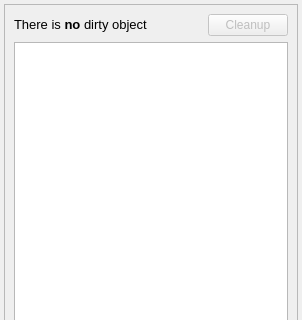
Above: src/Docks/DirtyDock.ui from openstreetmap/merkaartor before the change; both pictures show x 0 to 302 and y 0 to 320 of the 302 by 459 pixel window. Below: the same form after it.
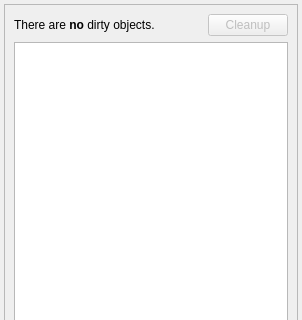
That is the form after the change.

Commit message:
Removed the huge HTML blobs from UI strings.
They were not that useful, and mess in translations. I replaced them
with good alternatives.

What changed in the file:
```diff
--- a/src/Docks/DirtyDock.ui
+++ b/src/Docks/DirtyDock.ui
@@ -34,11 +34,7 @@
         <item>
          <widget class="QLabel" name="label">
           <property name="text">
-           <string>&lt;!DOCTYPE HTML PUBLIC &quot;-//W3C//DTD HTML 4.0//EN&quot; &quot;http://www.w3.org/TR/REC-html40/strict.dtd&quot;&gt;
-&lt;html&gt;&lt;head&gt;&lt;meta name=&quot;qrichtext&quot; content=&quot;1&quot; /&gt;&lt;style type=&quot;text/css&quot;&gt;
-p, li { white-space: pre-wrap; }
-&lt;/style&gt;&lt;/head&gt;&lt;body style=&quot; font-family:'Sans'; font-size:10pt; font-weight:400; font-style:normal;&quot;&gt;
-&lt;p style=&quot; margin-top:0px; margin-bottom:0px; margin-left:0px; margin-right:0px; -qt-block-indent:0; text-indent:0px;&quot;&gt;There is &lt;span style=&quot; font-weight:600;&quot;&gt;no&lt;/span&gt; dirty object&lt;/p&gt;&lt;/body&gt;&lt;/html&gt;</string>
+           <string>There are &lt;b&gt;no&lt;/b&gt; dirty objects.</string>
           </property>
           <property name="wordWrap">
            <bool>true</bool>
```
The commit also changes 3 other files.
